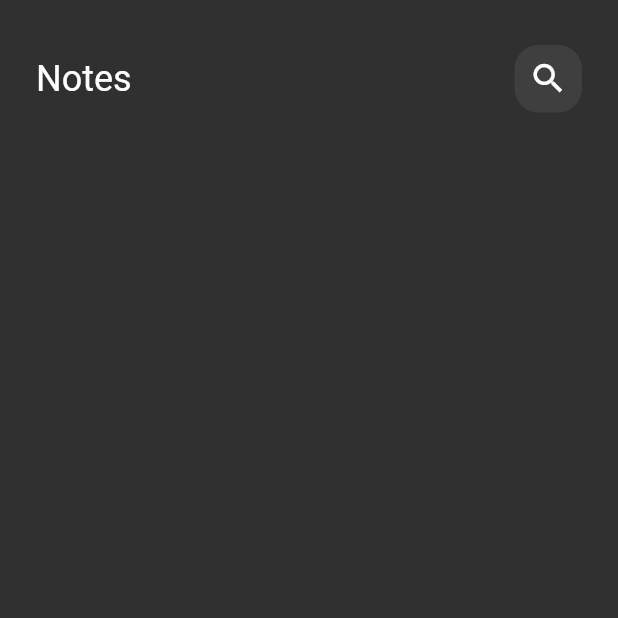
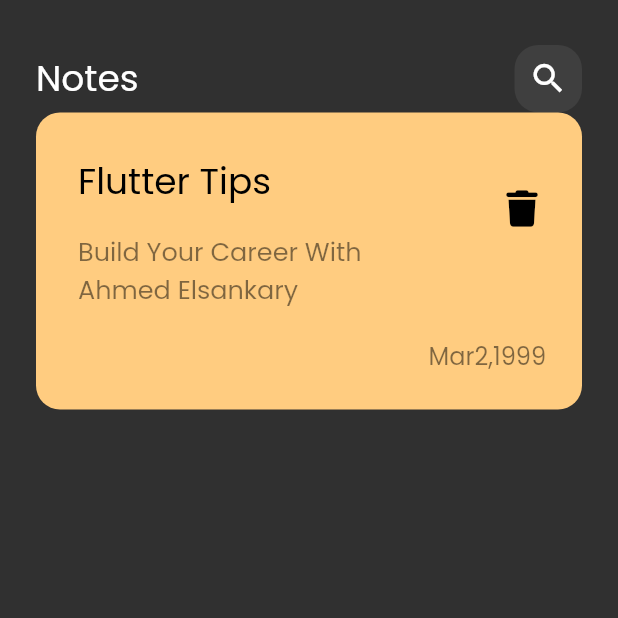
Before and after one commit to elsankary99/notes_app, a Flutter app: the screen it shows after launch, on a phone screen of 412 x 824 dp, the top half of it. Run offline on Flutter 3.47's test engine with Material 2 defaults, Android fonts, the phone set to English and light mode, and no system bars; our stand-ins replace font_awesome_flutter.

Commit message:
create custom notes item

```diff
--- a/lib/main.dart
+++ b/lib/main.dart
@@ -11,9 +11,7 @@ class NotesApp extends StatelessWidget {
   @override
   Widget build(BuildContext context) {
     return MaterialApp(
-      theme: ThemeData(
-        brightness: Brightness.dark,
-      ),
+      theme: ThemeData(brightness: Brightness.dark, fontFamily: 'Poppins'),
       home: const NotesView(),
     );
   }
--- /dev/null
+++ b/lib/views/widgets/custom_notes_item.dart
@@ -0,0 +1,55 @@
+import 'package:flutter/material.dart';
+import 'package:font_awesome_flutter/font_awesome_flutter.dart';
+
+class CustomNoteItem extends StatelessWidget {
+  const CustomNoteItem({super.key});
+
+  @override
+  Widget build(BuildContext context) {
+    return Container(
+      padding: const EdgeInsets.only(top: 24, bottom: 24, left: 12),
+      decoration: BoxDecoration(
+        borderRadius: BorderRadius.circular(16),
+        color: const Color(0xffFFCC80),
+      ),
+      child: Column(
+        crossAxisAlignment: CrossAxisAlignment.end,
+        children: [
+          ListTile(
+            title: const Text(
+              'Flutter Tips',
+              style: TextStyle(fontSize: 24, color: Colors.black),
+            ),
+            subtitle: Padding(
+              padding: const EdgeInsets.symmetric(vertical: 16),
+              child: Text(
+                'Build Your Career With      Ahmed Elsankary',
+                style: TextStyle(
+                  fontSize: 17,
+                  color: Colors.black.withOpacity(0.5),
+                ),
+              ),
+            ),
+            trailing: IconButton(
+              onPressed: () {},
+              icon: const Icon(
+                FontAwesomeIcons.trash,
+                color: Colors.black,
+              ),
+            ),
+          ),
+          Padding(
+            padding: const EdgeInsets.only(right: 24),
+            child: Text(
+              'Mar2,1999',
+              style: TextStyle(
+                fontSize: 16,
+                color: Colors.black.withOpacity(0.5),
+              ),
+            ),
+          )
+        ],
+      ),
+    );
+  }
+}
--- a/lib/views/widgets/notes_view_body.dart
+++ b/lib/views/widgets/notes_view_body.dart
@@ -1,5 +1,7 @@
 import 'package:flutter/material.dart';
+import 'package:font_awesome_flutter/font_awesome_flutter.dart';
 import 'package:notes_app/views/widgets/custom_app_bar.dart';
+import 'package:notes_app/views/widgets/custom_notes_item.dart';
 
 class NotesViewBody extends StatelessWidget {
   const NotesViewBody({
@@ -10,11 +12,12 @@ class NotesViewBody extends StatelessWidget {
   Widget build(BuildContext context) {
     return Padding(
       padding: const EdgeInsets.symmetric(horizontal: 24),
-      child: Column(children: [
+      child: Column(children: const [
         SizedBox(
           height: 30,
         ),
-        CustomAppBar()
+        CustomAppBar(),
+        CustomNoteItem(),
       ]),
     );
   }
```
Also changed, not shown: pubspec.yaml (+8 -16 lines), assets/fonts/Poppins-Regular.ttf (added), pubspec.lock.
